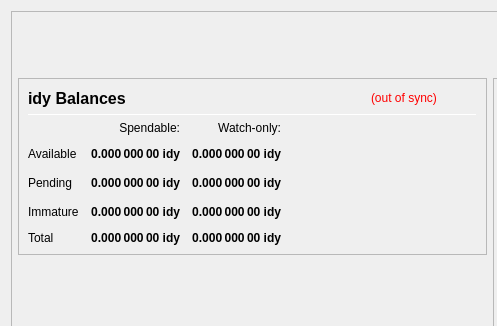
The window that src/qt/forms/overviewpage.ui (ygtars/industry) describes before a commit, drawn with Qt 5; both pictures show x 0 to 497 and y 0 to 326 of the 978 by 841 pixel window.
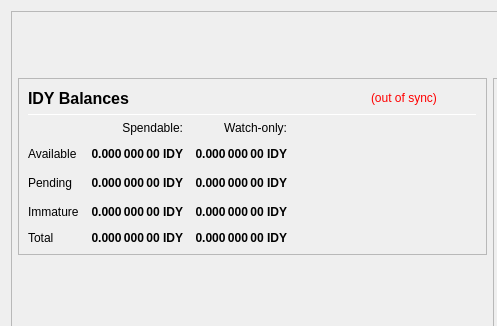
The same window after the commit.

The edit to the form file:
```diff
--- a/src/qt/forms/overviewpage.ui
+++ b/src/qt/forms/overviewpage.ui
@@ -193,7 +193,7 @@
                        </font>
                       </property>
                       <property name="text">
-                       <string>idy Balances</string>
+                       <string>IDY Balances</string>
                       </property>
                      </widget>
                     </item>
@@ -270,7 +270,7 @@
                        <string>Unconfirmed transactions to watch-only addresses</string>
                       </property>
                       <property name="text">
-                       <string notr="true">0.000 000 00 idy</string>
+                       <string notr="true">0.000 000 00 IDY</string>
                       </property>
                       <property name="alignment">
                        <set>Qt::AlignRight|Qt::AlignTrailing|Qt::AlignVCenter</set>
@@ -295,7 +295,7 @@
                        <string>Total of transactions that have yet to be confirmed, and do not yet count toward the spendable balance</string>
                       </property>
                       <property name="text">
-                       <string notr="true">0.000 000 00 idy</string>
+                       <string notr="true">0.000 000 00 IDY</string>
                       </property>
                       <property name="alignment">
                        <set>Qt::AlignRight|Qt::AlignTrailing|Qt::AlignVCenter</set>
@@ -320,7 +320,7 @@
                        <string>Staked or masternode rewards in watch-only addresses that has not yet matured</string>
                       </property>
                       <property name="text">
-                       <string notr="true">0.000 000 00 idy</string>
+                       <string notr="true">0.000 000 00 IDY</string>
                       </property>
                       <property name="alignment">
                        <set>Qt::AlignRight|Qt::AlignTrailing|Qt::AlignVCenter</set>
@@ -355,7 +355,7 @@
                        <string>Staked or masternode rewards that has not yet matured</string>
                       </property>
                       <property name="text">
-                       <string notr="true">0.000 000 00 idy</string>
+                       <string notr="true">0.000 000 00 IDY</string>
                       </property>
                       <property name="alignment">
                        <set>Qt::AlignRight|Qt::AlignTrailing|Qt::AlignVCenter</set>
@@ -403,7 +403,7 @@
                        <string>Your current total balance</string>
                       </property>
                       <property name="text">
-                       <string notr="true">0.000 000 00 idy</string>
+                       <string notr="true">0.000 000 00 IDY</string>
                       </property>
                       <property name="alignment">
                        <set>Qt::AlignRight|Qt::AlignTrailing|Qt::AlignVCenter</set>
@@ -428,7 +428,7 @@
                        <string>Current total balance in watch-only addresses</string>
                       </property>
                       <property name="text">
-                       <string notr="true">0.000 000 00 idy</string>
+                       <string notr="true">0.000 000 00 IDY</string>
                       </property>
                       <property name="alignment">
                        <set>Qt::AlignRight|Qt::AlignTrailing|Qt::AlignVCenter</set>
@@ -473,7 +473,7 @@
                        <string>Your current spendable balance</string>
                       </property>
                       <property name="text">
-                       <string notr="true">0.000 000 00 idy</string>
+                       <string notr="true">0.000 000 00 IDY</string>
                       </property>
                       <property name="alignment">
                        <set>Qt::AlignRight|Qt::AlignTrailing|Qt::AlignVCenter</set>
@@ -498,7 +498,7 @@
                        <string>Your current balance in watch-only addresses</string>
                       </property>
                       <property name="text">
-                       <string notr="true">0.000 000 00 idy</string>
+                       <string notr="true">0.000 000 00 IDY</string>
                       </property>
                       <property name="alignment">
                        <set>Qt::AlignRight|Qt::AlignTrailing|Qt::AlignVCenter</set>
```
Left out of the diff: 4 changed lines with no effect on the pictures.
